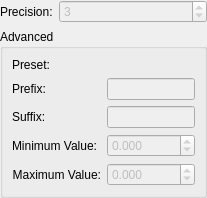
Old version of the form Modules/Loadable/Units/Widgets/Resources/UI/qMRMLUnitWidget.ui in the repository Slicer/SlicerGitSVNArchive.
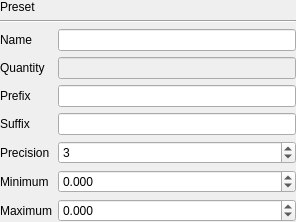
New version of the form. Custom widgets are drawn as their Qt base class.

Commit message: ENH: Improve qMRMLUnitWidget interface

Patch:
```diff
--- a/Modules/Loadable/Units/Widgets/Resources/UI/qMRMLUnitWidget.ui
+++ b/Modules/Loadable/Units/Widgets/Resources/UI/qMRMLUnitWidget.ui
@@ -6,8 +6,8 @@
    <rect>
     <x>0</x>
     <y>0</y>
-    <width>94</width>
-    <height>53</height>
+    <width>296</width>
+    <height>211</height>
    </rect>
   </property>
   <property name="windowTitle">
@@ -17,53 +17,14 @@
    <property name="margin">
     <number>0</number>
    </property>
-   <item row="0" column="0">
-    <widget class="QLabel" name="PrecisionLabel">
-     <property name="sizePolicy">
-      <sizepolicy hsizetype="Fixed" vsizetype="Preferred">
-       <horstretch>0</horstretch>
-       <verstretch>0</verstretch>
-      </sizepolicy>
-     </property>
+   <item row="1" column="0">
+    <widget class="QLabel" name="PresetLabel">
      <property name="text">
-      <string>Precision:</string>
+      <string>Preset</string>
      </property>
     </widget>
    </item>
-   <item row="0" column="1">
-    <widget class="QSpinBox" name="PrecisionSpinBox">
-     <property name="enabled">
-      <bool>false</bool>
-     </property>
-     <property name="toolTip">
-      <string>&lt;!DOCTYPE HTML PUBLIC &quot;-//W3C//DTD HTML 4.0//EN&quot; &quot;http://www.w3.org/TR/REC-html40/strict.dtd&quot;&gt;
-&lt;html&gt;&lt;head&gt;&lt;meta name=&quot;qrichtext&quot; content=&quot;1&quot; /&gt;&lt;style type=&quot;text/css&quot;&gt;
-p, li { white-space: pre-wrap; }
-&lt;/style&gt;&lt;/head&gt;&lt;body style=&quot; font-family:'MS Shell Dlg 2'; font-size:8.25pt; font-weight:400; font-style:normal;&quot;&gt;
-&lt;p style=&quot; margin-top:0px; margin-bottom:0px; margin-left:0px; margin-right:0px; -qt-block-indent:0; text-indent:0px;&quot;&gt;&lt;span style=&quot; font-size:8pt;&quot;&gt;Set the precision (i.e. number of significant digits) of the unit.&lt;/span&gt;&lt;/p&gt;
-&lt;p style=&quot; margin-top:0px; margin-bottom:0px; margin-left:0px; margin-right:0px; -qt-block-indent:0; text-indent:0px;&quot;&gt;&lt;span style=&quot; font-size:8pt;&quot;&gt;This is used by the GUI to determine how many digits one can input for the current unit. For example, with a &lt;/span&gt;&lt;span style=&quot; font-size:8pt; font-weight:600;&quot;&gt;Precision&lt;/span&gt;&lt;span style=&quot; font-size:8pt;&quot;&gt; of 3 the 1.0123 will be rounded to 1.112.&lt;/span&gt;&lt;/p&gt;&lt;/body&gt;&lt;/html&gt;</string>
-     </property>
-     <property name="minimum">
-      <number>0</number>
-     </property>
-     <property name="maximum">
-      <number>16</number>
-     </property>
-     <property name="value">
-      <number>3</number>
-     </property>
-    </widget>
-   </item>
-   <item row="1" column="0" colspan="2">
-    <widget class="ctkCollapsibleGroupBox" name="AdvancedGroupBox">
-     <property name="title">
-      <string>Advanced</string>
-     </property>
-     <property name="collapsed">
-      <bool>true</bool>
-     </property>
-     <layout class="QGridLayout" name="gridLayout_2">
-      <item row="0" column="1">
+   <item row="1" column="1">
        <widget class="qMRMLNodeComboBox" name="PresetNodeComboBox">
         <property name="nodeTypes">
          <stringlist>
@@ -93,11 +54,15 @@
         </property>
        </widget>
       </item>
-      <item row="1" column="1">
+   <item row="5" column="0">
+    <widget class="QLabel" name="PrefixLabel">
+     <property name="text">
+      <string>Prefix</string>
+     </property>
+    </widget>
+   </item>
+   <item row="5" column="1">
        <widget class="QLineEdit" name="PrefixLineEdit">
-        <property name="enabled">
-         <bool>false</bool>
-        </property>
         <property name="toolTip">
          <string>&lt;!DOCTYPE HTML PUBLIC &quot;-//W3C//DTD HTML 4.0//EN&quot; &quot;http://www.w3.org/TR/REC-html40/strict.dtd&quot;&gt;
 &lt;html&gt;&lt;head&gt;&lt;meta name=&quot;qrichtext&quot; content=&quot;1&quot; /&gt;&lt;style type=&quot;text/css&quot;&gt;
@@ -108,14 +73,15 @@
         </property>
        </widget>
       </item>
-      <item row="2" column="1">
+   <item row="6" column="0">
+    <widget class="QLabel" name="SuffixLabel">
+     <property name="text">
+      <string>Suffix</string>
+     </property>
+    </widget>
+   </item>
+   <item row="6" column="1">
        <widget class="QLineEdit" name="SuffixLineEdit">
-        <property name="enabled">
-         <bool>false</bool>
-        </property>
-        <property name="acceptDrops">
-         <bool>true</bool>
-        </property>
         <property name="toolTip">
          <string>&lt;!DOCTYPE HTML PUBLIC &quot;-//W3C//DTD HTML 4.0//EN&quot; &quot;http://www.w3.org/TR/REC-html40/strict.dtd&quot;&gt;
 &lt;html&gt;&lt;head&gt;&lt;meta name=&quot;qrichtext&quot; content=&quot;1&quot; /&gt;&lt;style type=&quot;text/css&quot;&gt;
@@ -125,35 +91,18 @@
         </property>
        </widget>
       </item>
-      <item row="3" column="1">
-       <widget class="QDoubleSpinBox" name="MinimumSpinBox">
-        <property name="enabled">
-         <bool>false</bool>
-        </property>
-        <property name="toolTip">
-         <string>&lt;!DOCTYPE HTML PUBLIC &quot;-//W3C//DTD HTML 4.0//EN&quot; &quot;http://www.w3.org/TR/REC-html40/strict.dtd&quot;&gt;
-&lt;html&gt;&lt;head&gt;&lt;meta name=&quot;qrichtext&quot; content=&quot;1&quot; /&gt;&lt;style type=&quot;text/css&quot;&gt;
-p, li { white-space: pre-wrap; }
-&lt;/style&gt;&lt;/head&gt;&lt;body style=&quot; font-family:'MS Shell Dlg 2'; font-size:8.25pt; font-weight:400; font-style:normal;&quot;&gt;
-&lt;p style=&quot; margin-top:0px; margin-bottom:0px; margin-left:0px; margin-right:0px; -qt-block-indent:0; text-indent:0px;&quot;&gt;Set the minimum value possible for the unit.&lt;/p&gt;
-&lt;p style=&quot; margin-top:0px; margin-bottom:0px; margin-left:0px; margin-right:0px; -qt-block-indent:0; text-indent:0px;&quot;&gt;For example, a temperature unit (in &lt;span style=&quot; font-weight:600;&quot;&gt;Kelvin&lt;/span&gt;) should probably have a minimum of 0. &lt;/p&gt;&lt;/body&gt;&lt;/html&gt;</string>
-        </property>
-        <property name="decimals">
-         <number>3</number>
-        </property>
-        <property name="minimum">
-         <double>-10000.000000000000000</double>
-        </property>
-        <property name="maximum">
-         <double>10000.000000000000000</double>
+   <item row="9" column="0">
+    <widget class="QLabel" name="MaximumValueLabel">
+     <property name="text">
+      <string>Maximum</string>
+     </property>
+     <property name="alignment">
+      <set>Qt::AlignRight|Qt::AlignTrailing|Qt::AlignVCenter</set>
         </property>
        </widget>
       </item>
-      <item row="4" column="1">
+   <item row="9" column="1">
        <widget class="QDoubleSpinBox" name="MaximumSpinBox">
-        <property name="enabled">
-         <bool>false</bool>
-        </property>
         <property name="toolTip">
          <string>&lt;!DOCTYPE HTML PUBLIC &quot;-//W3C//DTD HTML 4.0//EN&quot; &quot;http://www.w3.org/TR/REC-html40/strict.dtd&quot;&gt;
 &lt;html&gt;&lt;head&gt;&lt;meta name=&quot;qrichtext&quot; content=&quot;1&quot; /&gt;&lt;style type=&quot;text/css&quot;&gt;
@@ -173,69 +122,91 @@
         </property>
        </widget>
       </item>
-      <item row="0" column="0">
-       <widget class="QLabel" name="PresetLabel">
+   <item row="7" column="0">
+    <widget class="QLabel" name="PrecisionLabel">
         <property name="text">
-         <string>Preset:</string>
+      <string>Precision</string>
         </property>
        </widget>
       </item>
-      <item row="1" column="0">
-       <widget class="QLabel" name="PrefixLabel">
-        <property name="sizePolicy">
-         <sizepolicy hsizetype="Fixed" vsizetype="Preferred">
-          <horstretch>0</horstretch>
-          <verstretch>0</verstretch>
-         </sizepolicy>
-        </property>
-        <property name="text">
-         <string>Prefix:</string>
-        </property>
-       </widget>
-      </item>
-      <item row="2" column="0">
-       <widget class="QLabel" name="SuffixLabel">
-        <property name="sizePolicy">
-         <sizepolicy hsizetype="Fixed" vsizetype="Preferred">
-          <horstretch>0</horstretch>
-          <verstretch>0</verstretch>
-         </sizepolicy>
-        </property>
-        <property name="text">
-         <string>Suffix:</string>
+   <item row="7" column="1">
+    <widget class="QSpinBox" name="PrecisionSpinBox">
+     <property name="toolTip">
+      <string>&lt;!DOCTYPE HTML PUBLIC &quot;-//W3C//DTD HTML 4.0//EN&quot; &quot;http://www.w3.org/TR/REC-html40/strict.dtd&quot;&gt;
+&lt;html&gt;&lt;head&gt;&lt;meta name=&quot;qrichtext&quot; content=&quot;1&quot; /&gt;&lt;style type=&quot;text/css&quot;&gt;
+p, li { white-space: pre-wrap; }
+&lt;/style&gt;&lt;/head&gt;&lt;body style=&quot; font-family:'MS Shell Dlg 2'; font-size:8.25pt; font-weight:400; font-style:normal;&quot;&gt;
+&lt;p style=&quot; margin-top:0px; margin-bottom:0px; margin-left:0px; margin-right:0px; -qt-block-indent:0; text-indent:0px;&quot;&gt;&lt;span style=&quot; font-size:8pt;&quot;&gt;Set the precision (i.e. number of significant digits) of the unit.&lt;/span&gt;&lt;/p&gt;
+&lt;p style=&quot; margin-top:0px; margin-bottom:0px; margin-left:0px; margin-right:0px; -qt-block-indent:0; text-indent:0px;&quot;&gt;&lt;span style=&quot; font-size:8pt;&quot;&gt;This is used by the GUI to determine how many digits one can input for the current unit. For example, with a &lt;/span&gt;&lt;span style=&quot; font-size:8pt; font-weight:600;&quot;&gt;Precision&lt;/span&gt;&lt;span style=&quot; font-size:8pt;&quot;&gt; of 3 the 1.0123 will be rounded to 1.112.&lt;/span&gt;&lt;/p&gt;&lt;/body&gt;&lt;/html&gt;</string>
+     </property>
+     <property name="minimum">
+      <number>0</number>
+     </property>
+     <property name="maximum">
+      <number>16</number>
+     </property>
+     <property name="value">
+      <number>3</number>
         </property>
        </widget>
       </item>
-      <item row="3" column="0">
+   <item row="8" column="0">
        <widget class="QLabel" name="MinimumValueLabel">
-        <property name="sizePolicy">
-         <sizepolicy hsizetype="Fixed" vsizetype="Preferred">
-          <horstretch>0</horstretch>
-          <verstretch>0</verstretch>
-         </sizepolicy>
-        </property>
+     <property name="text">
+      <string>Minimum</string>
+     </property>
+    </widget>
+   </item>
+   <item row="8" column="1">
+    <widget class="QDoubleSpinBox" name="MinimumSpinBox">
+     <property name="toolTip">
+      <string>&lt;!DOCTYPE HTML PUBLIC &quot;-//W3C//DTD HTML 4.0//EN&quot; &quot;http://www.w3.org/TR/REC-html40/strict.dtd&quot;&gt;
+&lt;html&gt;&lt;head&gt;&lt;meta name=&quot;qrichtext&quot; content=&quot;1&quot; /&gt;&lt;style type=&quot;text/css&quot;&gt;
+p, li { white-space: pre-wrap; }
+&lt;/style&gt;&lt;/head&gt;&lt;body style=&quot; font-family:'MS Shell Dlg 2'; font-size:8.25pt; font-weight:400; font-style:normal;&quot;&gt;
+&lt;p style=&quot; margin-top:0px; margin-bottom:0px; margin-left:0px; margin-right:0px; -qt-block-indent:0; text-indent:0px;&quot;&gt;Set the minimum value possible for the unit.&lt;/p&gt;
+&lt;p style=&quot; margin-top:0px; margin-bottom:0px; margin-left:0px; margin-right:0px; -qt-block-indent:0; text-indent:0px;&quot;&gt;For example, a temperature unit (in &lt;span style=&quot; font-weight:600;&quot;&gt;Kelvin&lt;/span&gt;) should probably have a minimum of 0. &lt;/p&gt;&lt;/body&gt;&lt;/html&gt;</string>
+     </property>
+     <property name="decimals">
+      <number>3</number>
+     </property>
+     <property name="minimum">
+      <double>-10000.000000000000000</double>
+     </property>
+     <property name="maximum">
+      <double>10000.000000000000000</double>
+     </property>
+    </widget>
+   </item>
+   <item row="3" column="0">
+    <widget class="QLabel" name="NameLabel">
         <property name="text">
-         <string>Minimum Value:</string>
+      <string>Name</string>
+     </property>
+    </widget>
+   </item>
+   <item row="3" column="1">
+    <widget class="QLineEdit" name="NameLineEdit"/>
+   </item>
+   <item row="2" column="0" colspan="2">
+    <widget class="Line" name="SeparationLine">
+     <property name="orientation">
+      <enum>Qt::Horizontal</enum>
         </property>
        </widget>
       </item>
       <item row="4" column="0">
-       <widget class="QLabel" name="MaximumValueLabel">
-        <property name="sizePolicy">
-         <sizepolicy hsizetype="Fixed" vsizetype="Preferred">
-          <horstretch>0</horstretch>
-          <verstretch>0</verstretch>
-         </sizepolicy>
-        </property>
+    <widget class="QLabel" name="QuantityLabel">
         <property name="text">
-         <string>Maximum Value:</string>
-        </property>
-        <property name="alignment">
-         <set>Qt::AlignRight|Qt::AlignTrailing|Qt::AlignVCenter</set>
+      <string>Quantity</string>
         </property>
        </widget>
       </item>
-     </layout>
+   <item row="4" column="1">
+    <widget class="QLineEdit" name="QuantityLineEdit">
+     <property name="enabled">
+      <bool>false</bool>
+     </property>
     </widget>
    </item>
   </layout>
@@ -252,12 +223,6 @@
    <header>qMRMLWidget.h</header>
    <container>1</container>
   </customwidget>
-  <customwidget>
-   <class>ctkCollapsibleGroupBox</class>
-   <extends>QGroupBox</extends>
-   <header>ctkCollapsibleGroupBox.h</header>
-   <container>1</container>
-  </customwidget>
  </customwidgets>
  <resources/>
  <connections/>
```
Left out of the diff: 2 changed lines with no effect on the pictures. Lines whose indentation alone changed are shown as unchanged. The commit also changes 7 other files.
